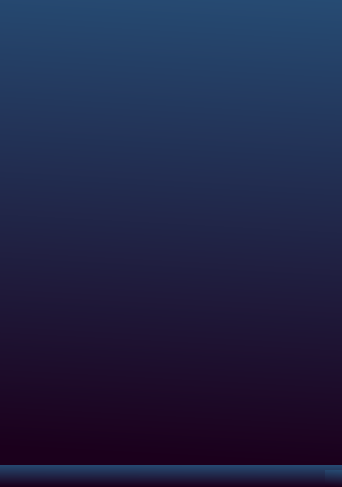
This is MyCovidRecord/maindocuments.ui in gagabon501/cs106-2 as Qt 5 draws it before an edit. The edited form follows.
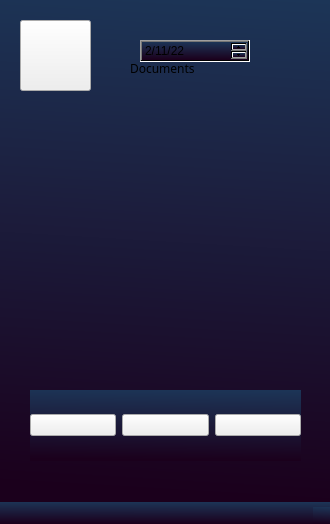
This is the edited form. Icons and pictures are not drawn.

Commit message: Added icons on, images in folder and date time

What changed in the file:
```diff
--- a/MyCovidRecord/maindocuments.ui
+++ b/MyCovidRecord/maindocuments.ui
@@ -6,17 +6,172 @@
    <rect>
     <x>0</x>
     <y>0</y>
-    <width>342</width>
-    <height>487</height>
+    <width>330</width>
+    <height>524</height>
    </rect>
   </property>
   <property name="windowTitle">
    <string>MainWindow</string>
   </property>
   <property name="styleSheet">
-   <string notr="true">background-color: qlineargradient(spread:pad, x1:0.960591, y1:1, x2:1, y2:0, stop:0 rgb(27, 0, 28), stop:1 rgb(38, 75, 115));</string>
+   <string notr="true">background-color: qlineargradient(spread:pad, x1:0.960591, y1:1, x2:1, y2:0, stop:0 rgb(27, 0, 28), stop:1 rgb(28, 53, 87));</string>
   </property>
-  <widget class="QWidget" name="centralwidget"/>
+  <widget class="QWidget" name="centralwidget">
+   <widget class="QPushButton" name="accountAvatar">
+    <property name="geometry">
+     <rect>
+      <x>20</x>
+      <y>20</y>
+      <width>71</width>
+      <height>71</height>
+     </rect>
+    </property>
+    <property name="styleSheet">
+     <string notr="true">background-color: none;</string>
+    </property>
+    <property name="text">
+     <string/>
+    </property>
+    <property name="icon">
+     <iconset resource="resources/mycovidrecord.qrc">
+      <normaloff>:/images/images/5810431-03.png</normaloff>:/images/images/5810431-03.png</iconset>
+    </property>
+    <property name="iconSize">
+     <size>
+      <width>70</width>
+      <height>70</height>
+     </size>
+    </property>
+   </widget>
+   <widget class="QDateEdit" name="dateEdit">
+    <property name="geometry">
+     <rect>
+      <x>140</x>
+      <y>40</y>
+      <width>110</width>
+      <height>22</height>
+     </rect>
+    </property>
+    <property name="frame">
+     <bool>true</bool>
+    </property>
+    <property name="dateTime">
+     <datetime>
+      <hour>0</hour>
+      <minute>0</minute>
+      <second>0</second>
+      <year>2022</year>
+      <month>11</month>
+      <day>2</day>
+     </datetime>
+    </property>
+    <property name="displayFormat">
+     <string>d/MM/yy</string>
+    </property>
+   </widget>
+   <widget class="QLabel" name="label">
+    <property name="geometry">
+     <rect>
+      <x>130</x>
+      <y>60</y>
+      <width>71</width>
+      <height>16</height>
+     </rect>
+    </property>
+    <property name="font">
+     <font>
+      <family>Raleway</family>
+     </font>
+    </property>
+    <property name="layoutDirection">
+     <enum>Qt::RightToLeft</enum>
+    </property>
+    <property name="autoFillBackground">
+     <bool>false</bool>
+    </property>
+    <property name="styleSheet">
+     <string notr="true">background-color: none;</string>
+    </property>
+    <property name="text">
+     <string>Documents</string>
+    </property>
+   </widget>
+   <widget class="QWidget" name="">
+    <property name="geometry">
+     <rect>
+      <x>30</x>
+      <y>390</y>
+      <width>271</width>
+      <height>71</height>
+     </rect>
+    </property>
+    <layout class="QHBoxLayout" name="horizontalLayout">
+     <property name="spacing">
+      <number>-1</number>
+     </property>
+     <item>
+      <widget class="QPushButton" name="pushButton_2">
+       <property name="styleSheet">
+        <string notr="true">background-color: none;</string>
+       </property>
+       <property name="text">
+        <string/>
+       </property>
+       <property name="icon">
+        <iconset resource="resources/mycovidrecord.qrc">
+         <normaloff>:/images/images/5810431-07.png</normaloff>:/images/images/5810431-07.png</iconset>
+       </property>
+       <property name="iconSize">
+        <size>
+         <width>80</width>
+         <height>80</height>
+        </size>
+       </property>
+      </widget>
+     </item>
+     <item>
+      <widget class="QPushButton" name="pushButton_3">
+       <property name="styleSheet">
+        <string notr="true">background-color: none;</string>
+       </property>
+       <property name="text">
+        <string/>
+       </property>
+       <property name="icon">
+        <iconset resource="resources/mycovidrecord.qrc">
+         <normaloff>:/images/images/5810431-08.png</normaloff>:/images/images/5810431-08.png</iconset>
+       </property>
+       <property name="iconSize">
+        <size>
+         <width>80</width>
+         <height>80</height>
+        </size>
+       </property>
+      </widget>
+     </item>
+     <item>
+      <widget class="QPushButton" name="pushButton_4">
+       <property name="styleSheet">
+        <string notr="true">background-color: none;</string>
+       </property>
+       <property name="text">
+        <string/>
+       </property>
+       <property name="icon">
+        <iconset resource="resources/mycovidrecord.qrc">
+         <normaloff>:/images/images/5810431-09.png</normaloff>:/images/images/5810431-09.png</iconset>
+       </property>
+       <property name="iconSize">
+        <size>
+         <width>80</width>
+         <height>80</height>
+        </size>
+       </property>
+      </widget>
+     </item>
+    </layout>
+   </widget>
+  </widget>
   <widget class="QMenuBar" name="menubar">
    <property name="geometry">
     <rect>
```
Left out of the diff: 6 changed lines with no effect on the pictures. The commit also changes 6 other files.
